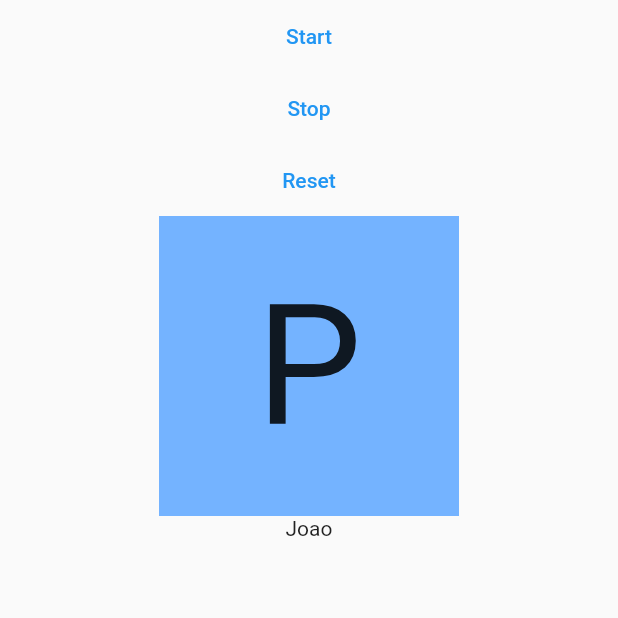
After one commit to gianlucampos/planning_poker_frontend_clone, a Flutter app: the RotateWidget screen opened directly, after a tap on "Start", on a phone screen of 412 x 824 dp, the top half of it. The commit adds this screen. Run offline on Flutter 3.47's test engine with Material 2 defaults, Android fonts, the phone set to English and light mode, and no system bars.

Commit message:
Criado Widget para virar carta Criado Widget para contar tempo

```diff
--- a/lib/core/app_widget.dart
+++ b/lib/core/app_widget.dart
@@ -1,5 +1,6 @@
 import 'package:flutter/material.dart';
 import 'package:planning_poker_flutter/widgets/jogador_widget.dart';
+import 'package:planning_poker_flutter/widgets/stop_watch_widget.dart';
 
 import '../widgets/mesa_widget.dart';
 
@@ -38,7 +39,8 @@ class TelaVoto extends StatelessWidget {
             ),
           ],
         ),
-        MesaWidget()
+        MesaWidget(),
+        StopWatchWidget()
       ]),
     );
   }
--- /dev/null
+++ b/lib/widgets/rotate_widget.dart
@@ -0,0 +1,121 @@
+import 'dart:async';
+import 'dart:math' as Math;
+
+import 'package:flutter/material.dart';
+
+class RotateWidget extends StatefulWidget {
+  const RotateWidget({Key? key}) : super(key: key);
+
+  @override
+  State<RotateWidget> createState() => _RotateWidgetState();
+}
+
+class _RotateWidgetState extends State<RotateWidget> {
+  double angle = 0.0;
+  double speed = 0.05;
+  Timer? _timer;
+
+  @override
+  void initState() {
+    super.initState();
+    // initialize();
+  }
+
+  void initialize() {
+    if (_timer == null) {
+      _timer = Timer.periodic(const Duration(milliseconds: 5), (_) => start());
+      // _timer = Timer.periodic(const Duration(seconds: 1), (_) => start());
+    }
+  }
+
+  void start() {
+    angle = angle >= 2 ? 0 : angle;
+    setState(() {
+      angle += speed;
+    });
+    print(angle.toString());
+    if (angle >= 1) stop();
+  }
+
+  void stop() {
+    _timer?.cancel();
+    _timer = null;
+    // angle = 0;
+  }
+
+  // 0.0 - 0.5 -> nao mostra
+  // 0.5 - 1.5 -> mostra
+  bool isFrontImage(double ang) {
+    return ang >= 0.5 && ang <= 1.5;
+    // return ang >= 0.05 && ang <= 0.15;
+  }
+
+  @override
+  Widget build(BuildContext context) {
+    return Scaffold(
+        body: Center(
+      child: Column(
+        children: [
+          TextButton(
+            onPressed: () {
+              initialize();
+            },
+            child: Text("Start"),
+          ),
+          TextButton(
+            onPressed: () {
+              stop();
+            },
+            child: Text("Stop"),
+          ),
+          TextButton(
+            onPressed: () {
+              super.setState(() {
+                angle = 0;
+              });
+            },
+            child: Text("Reset"),
+          ),
+          buildTransform(),
+          Text('Joao')
+          // buildTransform(),
+        ],
+      ),
+    ));
+  }
+
+  Transform buildTransform() {
+    return Transform(
+        transform: Matrix4.identity()
+          ..setEntry(3, 2, 0.001)
+          ..rotateY(Math.pi * angle),
+        alignment: Alignment.center,
+        child: Align(
+            alignment: Alignment.center,
+            child: Container(
+                color: const Color(0xffaaffff),
+                child: Transform(
+                  alignment: Alignment.center,
+                  transform: Matrix4.identity()..rotateY(Math.pi),
+                  child: simpleContainer(),
+                  // child: testingGradient(),
+                ))));
+  }
+
+  Widget simpleContainer() {
+    return Column(
+      children: [
+        Container(
+          child: isFrontImage(angle)
+              ? Center(child: Text('P', textScaleFactor: 8))
+              : null,
+          height: 200,
+          width: 200,
+          color: Color(0xff74b3ff),
+        ),
+      ],
+    );
+  }
+
+
+}
```
Also changed, not shown: lib/widgets/stop_watch_widget.dart (added, +69 -0 lines).
